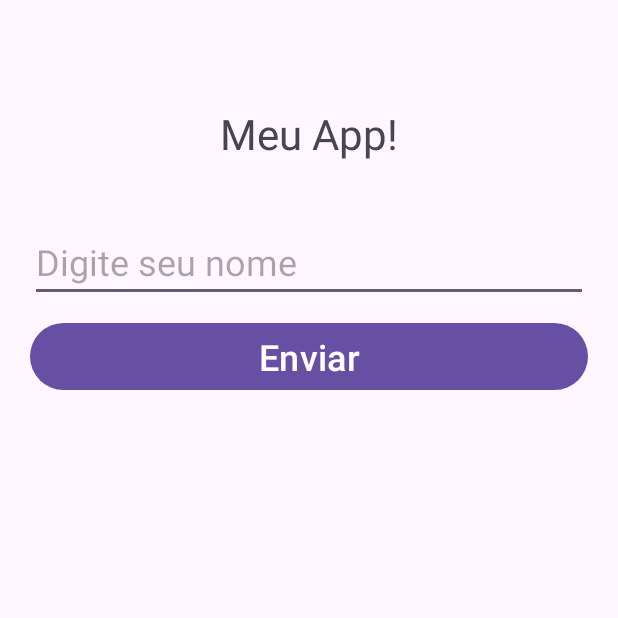
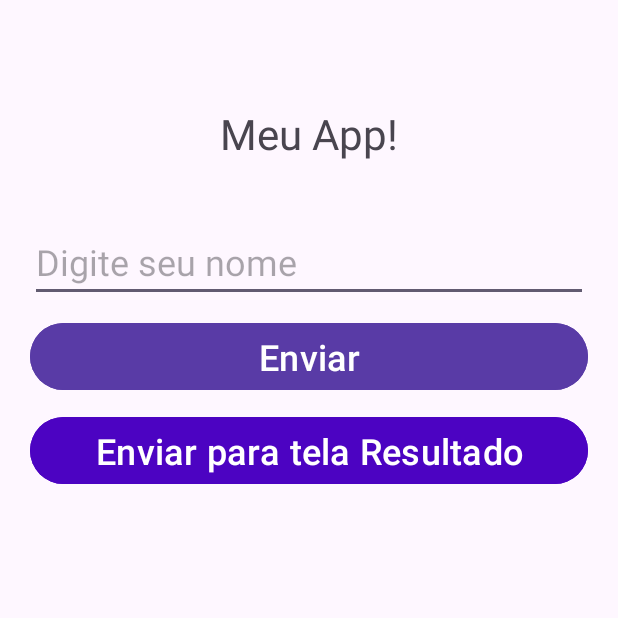
Before and after one commit to yuretr/MeuApp, an Android app: the screen it shows after launch (MainActivity), after a tap on an icon or button, on a phone screen of 412 x 824 dp, the top half of it. Run offline under Robolectric (Android 15) with nearby library versions, the phone set to English and light mode, and no system bars; our stand-ins replace navigation-ui.

Commit message:
Enviando dados entre duas Activitys

```diff
--- a/app/src/main/res/layout/activity_main.xml
+++ b/app/src/main/res/layout/activity_main.xml
@@ -39,10 +39,25 @@
         android:layout_marginStart="20dp"
         android:layout_marginTop="10dp"
         android:layout_marginEnd="20dp"
+        android:backgroundTint="#593BA6"
         android:text="@string/enviar"
         android:textSize="24sp"
         app:layout_constraintEnd_toEndOf="parent"
         app:layout_constraintStart_toStartOf="parent"
         app:layout_constraintTop_toBottomOf="@+id/etNome" />
 
+    <Button
+        android:id="@+id/btEnviar2"
+        android:layout_width="0dp"
+        android:layout_height="wrap_content"
+        android:layout_marginStart="20dp"
+        android:layout_marginTop="10dp"
+        android:layout_marginEnd="20dp"
+        android:backgroundTint="#4C03C2"
+        android:text="@string/enviar_para_tela_resultado"
+        android:textSize="24sp"
+        app:layout_constraintEnd_toEndOf="parent"
+        app:layout_constraintStart_toStartOf="parent"
+        app:layout_constraintTop_toBottomOf="@+id/btEnviar" />
+
 </androidx.constraintlayout.widget.ConstraintLayout>
--- a/app/src/main/res/values/strings.xml
+++ b/app/src/main/res/values/strings.xml
@@ -10,9 +10,10 @@
     <string name="nav_header_title">Android Studio</string>
     <string name="nav_header_subtitle">android.studio@android.com</string>
     <string name="nav_header_desc">Navigation header</string>
-    <string name="action_settings">Settings</string>
+    <string name="action_settings">Configurações</string>
 
-    <string name="menu_home">Home</string>
-    <string name="menu_gallery">Gallery</string>
-    <string name="menu_slideshow">Slideshow</string>
+    <string name="menu_home">Início</string>
+    <string name="menu_gallery">Galeria</string>
+    <string name="menu_slideshow">Slides</string>
+    <string name="enviar_para_tela_resultado">Enviar para tela Resultado</string>
 </resources>
```
Also changed, not shown: app/src/main/java/br/com/meuapp/MainActivity.kt (+16 -0 lines), app/src/main/java/br/com/meuapp/ResultActivity.kt (+9 -0 lines), app/src/main/res/layout/activity_result.xml (+10 -0 lines), 1 other file.
